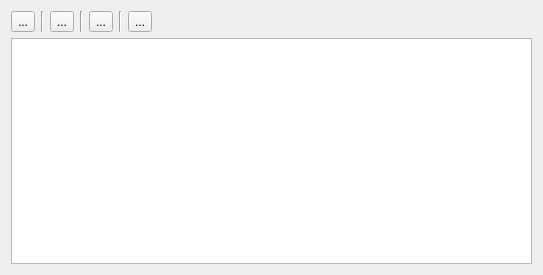
Before: the Qt Designer form trace.ui in Fishmoo/vFlashToolbox, drawn with Qt 5.
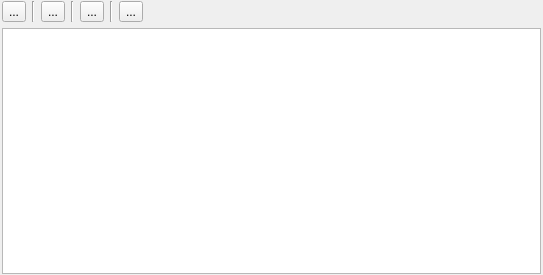
After: the same form once the commit is applied. Icons and pictures are not drawn.

What changed in the file:
```diff
--- a/trace.ui
+++ b/trace.ui
@@ -14,6 +14,18 @@
    <string>Form</string>
   </property>
   <layout class="QGridLayout" name="gridLayout">
+   <property name="leftMargin">
+    <number>2</number>
+   </property>
+   <property name="topMargin">
+    <number>1</number>
+   </property>
+   <property name="rightMargin">
+    <number>2</number>
+   </property>
+   <property name="bottomMargin">
+    <number>1</number>
+   </property>
    <item row="0" column="0">
     <layout class="QHBoxLayout" name="horizontalLayout">
      <item>
```
